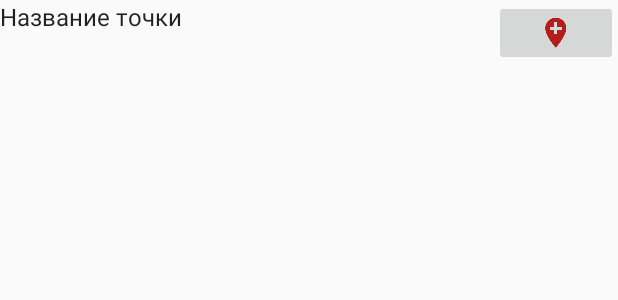
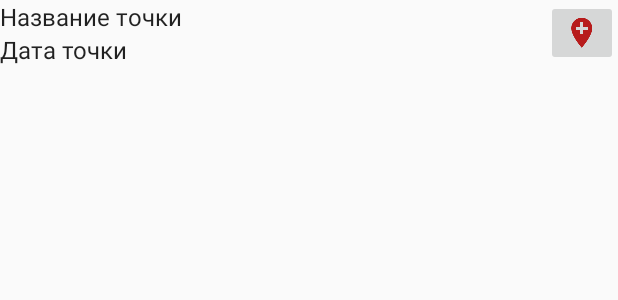
Before and after one commit to RuslanVolovyk/FishingPlus, an Android app: the layout fragment_item.xml on its own in the app's theme, with its tools: preview values and no code run, on a phone screen of 412 x 824 dp. Shown: the top 300 px of the screen. Run offline under Robolectric (Android 15) with nearby library versions, the phone set to English and light mode, and no system bars.

Commit message:
create layouts, menu

```diff
--- /dev/null
+++ b/app/src/main/res/layout/activity_fragment.xml
@@ -0,0 +1,6 @@
+<?xml version="1.0" encoding="utf-8"?>
+<FrameLayout
+    xmlns:android="http://schemas.android.com/apk/res/android"
+    android:id="@+id/fragment_container"
+    android:layout_width="match_parent"
+    android:layout_height="match_parent"/>
--- a/app/src/main/res/layout/activity_maps.xml
+++ b/app/src/main/res/layout/activity_maps.xml
@@ -1,3 +1,4 @@
+
 <fragment xmlns:android="http://schemas.android.com/apk/res/android"
     xmlns:map="http://schemas.android.com/apk/res-auto"
     xmlns:tools="http://schemas.android.com/tools"
--- a/app/src/main/res/layout/fragment_item.xml
+++ b/app/src/main/res/layout/fragment_item.xml
@@ -5,28 +5,39 @@
     xmlns:tools="http://schemas.android.com/tools"
     android:orientation="vertical">
 
-    <LinearLayout
+    <RelativeLayout
         android:layout_width="match_parent"
-        android:orientation="horizontal"
-        android:layout_weight="1"
         android:layout_height="wrap_content">
+
+        <ImageButton
+            android:src="@drawable/ic_add_location_red_900_24dp"
+            android:layout_width="wrap_content"
+            android:layout_height="wrap_content"
+            android:layout_alignParentRight="true"
+            android:id="@+id/image_button_show_location_on_the_map"     />
+
         <TextView
-            android:layout_weight="0.8"
+            android:layout_toLeftOf="@id/image_button_show_location_on_the_map"
             android:textSize="16sp"
             tools:text="@string/name_point"
             android:id="@+id/text_view_name_point"
-            android:layout_width="0dp"
+            android:layout_width="match_parent"
             android:layout_height="wrap_content"
             android:textAppearance="?attr/textAppearanceListItem" />
 
-        <ImageButton
-            android:layout_weight="0.2"
-            android:src="@drawable/ic_add_location_red_900_24dp"
-            android:layout_width="0dp"
+        <TextView
+            android:layout_below="@+id/text_view_name_point"
+            android:layout_toLeftOf="@id/image_button_show_location_on_the_map"
+            android:textSize="16sp"
+            tools:text="@string/date_point"
+            android:id="@+id/text_view_date_point"
+            android:layout_width="match_parent"
             android:layout_height="wrap_content"
-            android:id="@+id/image_button_show_location_on_the_map"     />
+            android:textAppearance="?attr/textAppearanceListItem" />
 
-    </LinearLayout>
+
+
+    </RelativeLayout>
 
 
 
```
Also changed, not shown: app/src/main/java/com/softgroup/fishingplus/MapsActivity.java (+22 -0 lines), app/src/main/res/layout/fragment_detail_poin.xml (added, +8 -0 lines), app/src/main/res/layout/item_detail.xml (added, +83 -0 lines), app/src/main/res/menu/menu_add_point.xml (added, +11 -0 lines), app/src/main/res/menu/my_points.xml (added, +8 -0 lines), app/src/main/res/values/strings.xml (+13 -1 lines), app/src/main/res/drawable-hdpi/ic_add_poin_black_24dp.png (added), app/src/main/res/drawable-mdpi/ic_add_poin_black_24dp.png (added), app/src/main/res/drawable-xhdpi/ic_add_poin_black_24dp.png (added), app/src/main/res/drawable-xxhdpi/ic_add_poin_black_24dp.png (added), app/src/main/res/drawable-xxxhdpi/ic_add_poin_black_24dp.png (added).
